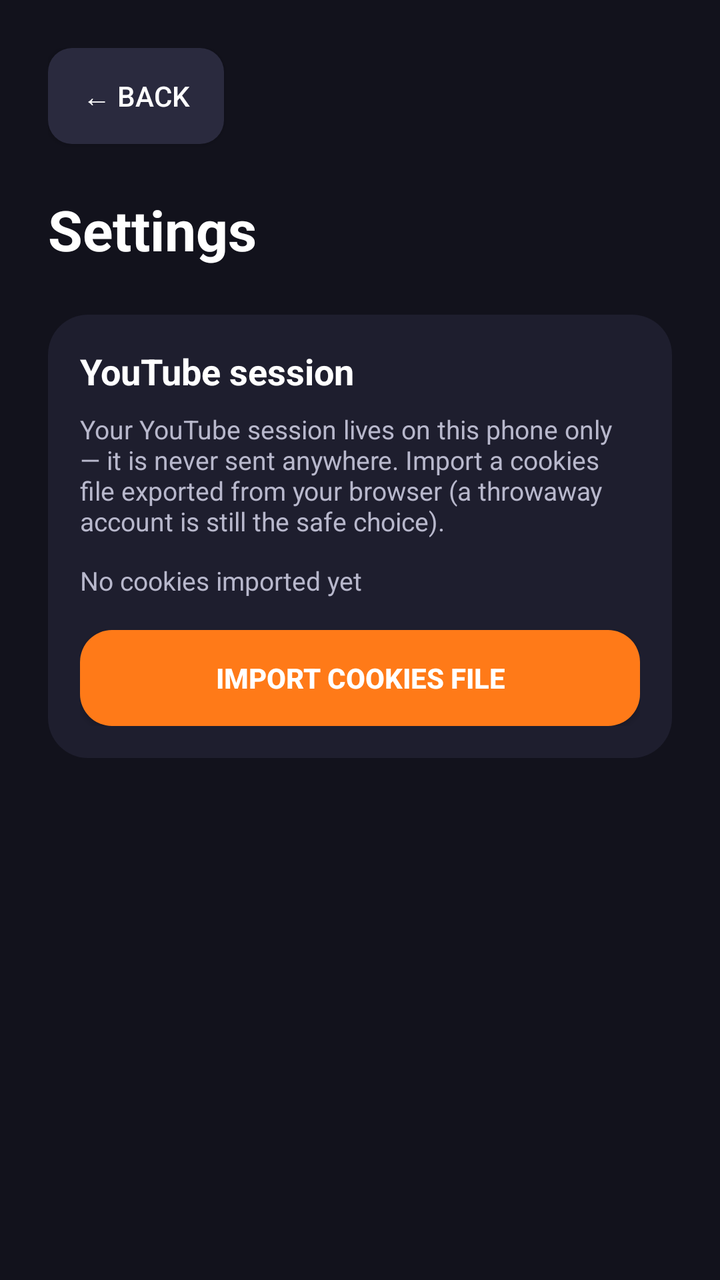
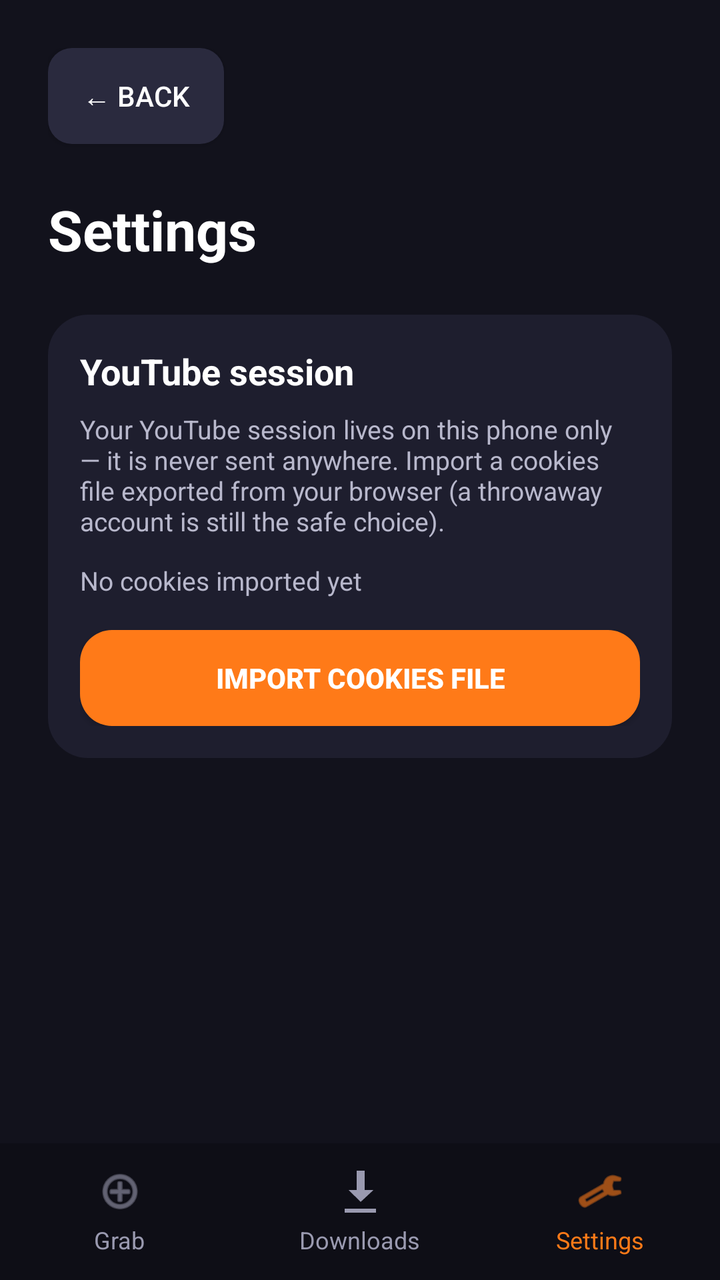

An Android layout rendered at two revisions. The XML below is the earlier revision; the diff shows what the commit changed to produce the second picture.
<!-- AndroidManifest.xml: application theme Theme.GrabAll -->
<!-- res/layout/activity_settings.xml -->
<?xml version="1.0" encoding="utf-8"?>
<LinearLayout xmlns:android="http://schemas.android.com/apk/res/android"
    android:layout_width="match_parent"
    android:layout_height="match_parent"
    android:background="@color/graball_bg"
    android:orientation="vertical"
    android:padding="24dp">

    <Button
        android:id="@+id/settingsBack"
        android:layout_width="wrap_content"
        android:layout_height="wrap_content"
        android:background="@drawable/btn_small"
        android:text="@string/settings_back"
        android:textColor="@color/graball_text" />

    <TextView
        android:layout_width="wrap_content"
        android:layout_height="wrap_content"
        android:layout_marginTop="24dp"
        android:text="@string/settings_title"
        android:textColor="@color/graball_text"
        android:textSize="28sp"
        android:textStyle="bold" />

    <LinearLayout
        android:layout_width="match_parent"
        android:layout_height="wrap_content"
        android:layout_marginTop="24dp"
        android:background="@drawable/card_bg"
        android:orientation="vertical"
        android:padding="16dp">

        <TextView
            android:layout_width="wrap_content"
            android:layout_height="wrap_content"
            android:text="@string/settings_session"
            android:textColor="@color/graball_text"
            android:textSize="18sp"
            android:textStyle="bold" />

        <TextView
            android:layout_width="wrap_content"
            android:layout_height="wrap_content"
            android:layout_marginTop="8dp"
            android:text="@string/settings_session_help"
            android:textColor="@color/graball_subtext"
            android:textSize="13sp" />

        <TextView
            android:id="@+id/settingsCookiesStatus"
            android:layout_width="wrap_content"
            android:layout_height="wrap_content"
            android:layout_marginTop="12dp"
            android:text="@string/cookies_missing"
            android:textColor="@color/graball_subtext"
            android:textSize="13sp" />

        <Button
            android:id="@+id/settingsImportButton"
            android:layout_width="match_parent"
            android:layout_height="wrap_content"
            android:layout_marginTop="16dp"
            android:background="@drawable/btn_orange"
            android:text="@string/import_cookies"
            android:textColor="@color/graball_text"
            android:textStyle="bold" />
    </LinearLayout>

</LinearLayout>
<!-- resources referenced by this layout -->
<resources>
  <color name="graball_bg">#12121C</color>
  <color name="graball_subtext">#B8B8CC</color>
  <color name="graball_text">#FFFFFF</color>
  <!-- drawable btn_orange (drawable) -->
  <shape xmlns:android="http://schemas.android.com/apk/res/android"
      android:shape="rectangle">
      <solid android:color="@color/graball_orange" />
      <corners android:radius="16dp" />
  </shape>
  <!-- drawable btn_small (drawable) -->
  <shape xmlns:android="http://schemas.android.com/apk/res/android"
      android:shape="rectangle">
      <solid android:color="@color/graball_small_btn" />
      <corners android:radius="12dp" />
  </shape>
  <!-- drawable card_bg (drawable) -->
  <shape xmlns:android="http://schemas.android.com/apk/res/android"
      android:shape="rectangle">
      <solid android:color="@color/graball_card" />
      <corners android:radius="20dp" />
  </shape>
  <string name="cookies_missing">No cookies imported yet</string>
  <string name="import_cookies">Import cookies file</string>
  <string name="settings_back">← Back</string>
  <string name="settings_session">YouTube session</string>
  <string name="settings_session_help">Your YouTube session lives on this phone only — it is never sent anywhere. Import a cookies file exported from your browser (a throwaway account is still the safe choice).</string>
  <string name="settings_title">Settings</string>
  <style name="Theme.GrabAll" parent="Theme.AppCompat.DayNight.NoActionBar">
      </style>
  <color name="graball_orange">#FF7A18</color>
  <color name="graball_small_btn">#2A2A3E</color>
  <color name="graball_card">#1E1E2E</color>
</resources>

<!-- the commit's change to res/layout/activity_settings.xml (unified diff, before → after) -->
@@ -1,70 +1,168 @@
 <?xml version="1.0" encoding="utf-8"?>
-<LinearLayout xmlns:android="http://schemas.android.com/apk/res/android"
+<androidx.constraintlayout.widget.ConstraintLayout xmlns:android="http://schemas.android.com/apk/res/android"
+    xmlns:app="http://schemas.android.com/apk/res-auto"
     android:layout_width="match_parent"
     android:layout_height="match_parent"
-    android:background="@color/graball_bg"
-    android:orientation="vertical"
-    android:padding="24dp">
-
-    <Button
-        android:id="@+id/settingsBack"
-        android:layout_width="wrap_content"
-        android:layout_height="wrap_content"
-        android:background="@drawable/btn_small"
-        android:text="@string/settings_back"
-        android:textColor="@color/graball_text" />
-
-    <TextView
-        android:layout_width="wrap_content"
-        android:layout_height="wrap_content"
-        android:layout_marginTop="24dp"
-        android:text="@string/settings_title"
-        android:textColor="@color/graball_text"
-        android:textSize="28sp"
-        android:textStyle="bold" />
+    android:background="@color/graball_bg">
 
     <LinearLayout
-        android:layout_width="match_parent"
+        android:id="@+id/bottomNav"
+        android:layout_width="0dp"
         android:layout_height="wrap_content"
-        android:layout_marginTop="24dp"
-        android:background="@drawable/card_bg"
-        android:orientation="vertical"
-        android:padding="16dp">
+        android:background="@color/graball_nav"
+        android:orientation="horizontal"
+        android:paddingTop="12dp"
+        android:paddingBottom="12dp"
+        app:layout_constraintBottom_toBottomOf="parent"
+        app:layout_constraintStart_toStartOf="parent"
+        app:layout_constraintEnd_toEndOf="parent">
 
-        <TextView
-            android:layout_width="wrap_content"
+        <LinearLayout
+            android:id="@+id/navGrab"
+            android:layout_width="0dp"
             android:layout_height="wrap_content"
-            android:text="@string/settings_session"
-            android:textColor="@color/graball_text"
-            android:textSize="18sp"
-            android:textStyle="bold" />
+            android:layout_weight="1"
+            android:gravity="center"
+            android:orientation="vertical">
 
-        <TextView
-            android:layout_width="wrap_content"
+            <ImageView
+                android:layout_width="24dp"
+                android:layout_height="24dp"
+                android:src="@android:drawable/ic_menu_add"
+                android:tint="@color/graball_tab_text" />
+
+            <TextView
+                android:layout_width="wrap_content"
+                android:layout_height="wrap_content"
+                android:layout_marginTop="4dp"
+                android:text="@string/nav_grab"
+                android:textColor="@color/graball_tab_text"
+                android:textSize="12sp" />
+        </LinearLayout>
+
+        <LinearLayout
+            android:id="@+id/navDownloads"
+            android:layout_width="0dp"
             android:layout_height="wrap_content"
-            android:layout_marginTop="8dp"
-            android:text="@string/settings_session_help"
-            android:textColor="@color/graball_subtext"
-            android:textSize="13sp" />
+            android:layout_weight="1"
+            android:gravity="center"
+            android:orientation="vertical">
 
-        <TextView
-            android:id="@+id/settingsCookiesStatus"
-            android:layout_width="wrap_content"
+            <ImageView
+                android:layout_width="24dp"
+                android:layout_height="24dp"
+                android:src="@android:drawable/stat_sys_download"
+                android:tint="@color/graball_tab_text" />
+
+            <TextView
+                android:layout_width="wrap_content"
+                android:layout_height="wrap_content"
+                android:layout_marginTop="4dp"
+                android:text="@string/nav_downloads"
+                android:textColor="@color/graball_tab_text"
+                android:textSize="12sp" />
+        </LinearLayout>
+
+        <LinearLayout
+            android:id="@+id/navSettings"
+            android:layout_width="0dp"
             android:layout_height="wrap_content"
-            android:layout_marginTop="12dp"
-            android:text="@string/cookies_missing"
-            android:textColor="@color/graball_subtext"
-            android:textSize="13sp" />
+            android:layout_weight="1"
+            android:gravity="center"
+            android:orientation="vertical">
 
-        <Button
-            android:id="@+id/settingsImportButton"
+            <ImageView
+                android:layout_width="24dp"
+                android:layout_height="24dp"
+                android:src="@android:drawable/ic_menu_preferences"
+                android:tint="@color/graball_orange" />
+
+            <TextView
+                android:layout_width="wrap_content"
+                android:layout_height="wrap_content"
+                android:layout_marginTop="4dp"
+                android:text="@string/nav_settings"
+                android:textColor="@color/graball_orange"
+                android:textSize="12sp" />
+        </LinearLayout>
+    </LinearLayout>
+
+    <ScrollView
+        android:id="@+id/contentScroll"
+        android:layout_width="0dp"
+        android:layout_height="0dp"
+        app:layout_constraintTop_toTopOf="parent"
+        app:layout_constraintBottom_toTopOf="@id/bottomNav"
+        app:layout_constraintStart_toStartOf="parent"
+        app:layout_constraintEnd_toEndOf="parent">
+
+        <LinearLayout
             android:layout_width="match_parent"
             android:layout_height="wrap_content"
-            android:layout_marginTop="16dp"
-            android:background="@drawable/btn_orange"
-            android:text="@string/import_cookies"
-            android:textColor="@color/graball_text"
-            android:textStyle="bold" />
-    </LinearLayout>
+            android:orientation="vertical"
+            android:padding="24dp">
 
-</LinearLayout>
+            <Button
+                android:id="@+id/settingsBack"
+                android:layout_width="wrap_content"
+                android:layout_height="wrap_content"
+                android:background="@drawable/btn_small"
+                android:text="@string/settings_back"
+                android:textColor="@color/graball_text" />
+
+            <TextView
+                android:layout_width="wrap_content"
+                android:layout_height="wrap_content"
+                android:layout_marginTop="24dp"
+                android:text="@string/settings_title"
+                android:textColor="@color/graball_text"
+                android:textSize="28sp"
+                android:textStyle="bold" />
+
+            <LinearLayout
+                android:layout_width="match_parent"
+                android:layout_height="wrap_content"
+                android:layout_marginTop="24dp"
+                android:background="@drawable/card_bg"
+                android:orientation="vertical"
+                android:padding="16dp">
+
+                <TextView
+                    android:layout_width="wrap_content"
+                    android:layout_height="wrap_content"
+                    android:text="@string/settings_session"
+                    android:textColor="@color/graball_text"
+                    android:textSize="18sp"
+                    android:textStyle="bold" />
+
+                <TextView
+                    android:layout_width="wrap_content"
+                    android:layout_height="wrap_content"
+                    android:layout_marginTop="8dp"
+                    android:text="@string/settings_session_help"
+                    android:textColor="@color/graball_subtext"
+                    android:textSize="13sp" />
+
+                <TextView
+                    android:id="@+id/settingsCookiesStatus"
+                    android:layout_width="wrap_content"
+                    android:layout_height="wrap_content"
+                    android:layout_marginTop="12dp"
+                    android:text="@string/cookies_missing"
+                    android:textColor="@color/graball_subtext"
+                    android:textSize="13sp" />
+
+                <Button
+                    android:id="@+id/settingsImportButton"
+                    android:layout_width="match_parent"
+                    android:layout_height="wrap_content"
+                    android:layout_marginTop="16dp"
+                    android:background="@drawable/btn_orange"
+                    android:text="@string/import_cookies"
+                    android:textColor="@color/graball_text"
+                    android:textStyle="bold" />
+            </LinearLayout>
+        </LinearLayout>
+    </ScrollView>
+
+</androidx.constraintlayout.widget.ConstraintLayout>
<!-- resource entries referenced after the edit -->
@@ -1,7 +1,9 @@
 <!-- resources referenced by this layout -->
 <resources>
   <color name="graball_bg">#12121C</color>
+  <color name="graball_nav">#0E0E16</color>
   <color name="graball_subtext">#B8B8CC</color>
+  <color name="graball_tab_text">#9A9AB0</color>
   <color name="graball_text">#FFFFFF</color>
   <!-- drawable btn_orange (drawable) -->
   <shape xmlns:android="http://schemas.android.com/apk/res/android"
@@ -23,6 +25,9 @@
   </shape>
   <string name="cookies_missing">No cookies imported yet</string>
   <string name="import_cookies">Import cookies file</string>
+  <string name="nav_downloads">Downloads</string>
+  <string name="nav_grab">Grab</string>
+  <string name="nav_settings">Settings</string>
   <string name="settings_back">← Back</string>
   <string name="settings_session">YouTube session</string>
   <string name="settings_session_help">Your YouTube session lives on this phone only — it is never sent anywhere. Import a cookies file exported from your browser (a throwaway account is still the safe choice).</string>
